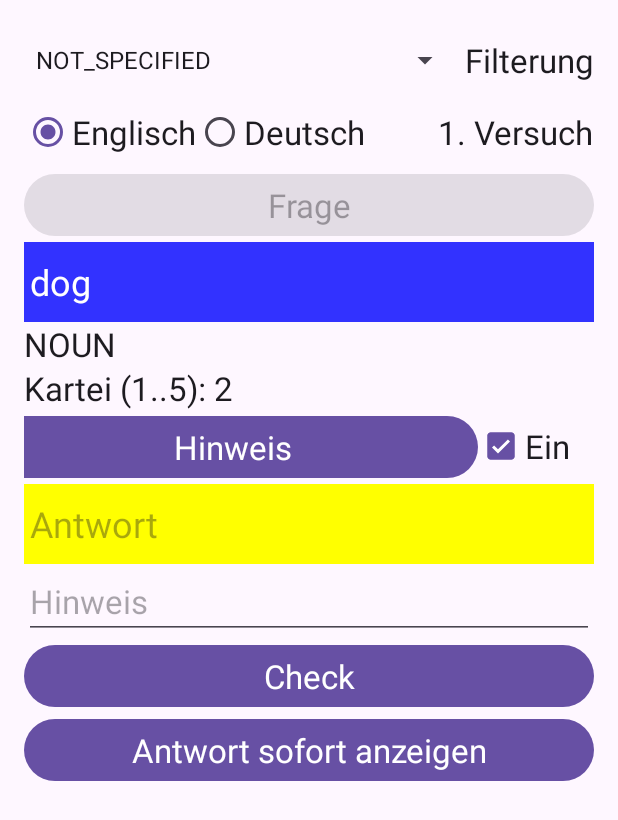
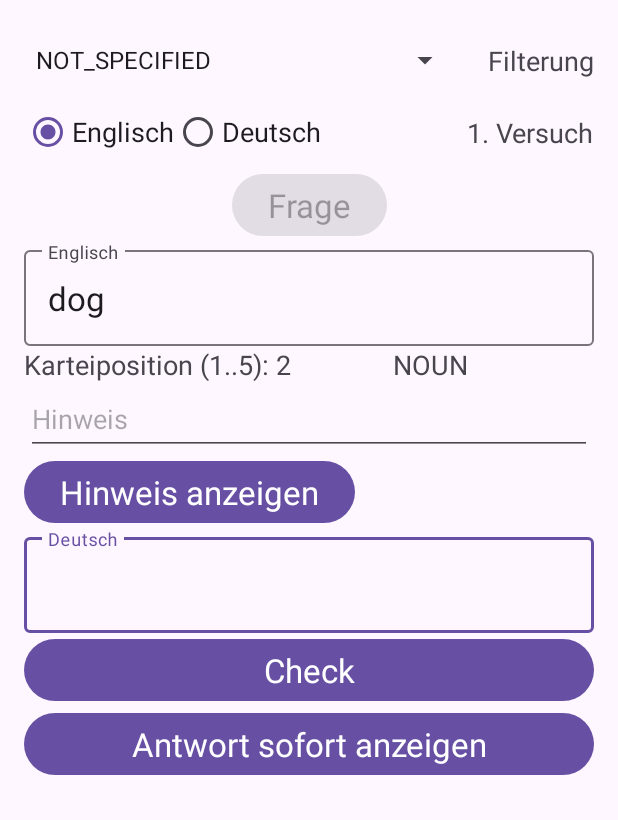
Before and after one commit to KolaSiro/TeachUSelf, an Android app: the AbfragenActivity screen opened directly, with no data from a screen before it, after a tap on "Frage", on a phone screen of 412 x 824 dp. Shown: the top 820 px of the screen. Run offline under Robolectric (Android 15) with nearby library versions, the phone set to English and light mode, and no system bars; 3 other taps on this screen came first.

Commit message:
Mehrzeilig für Fragen und Antworten implementiert. Standardfarben der App verwendet. CheckBox Hinweis einschalten entfernt. Import Zähler eingebaut.

```diff
--- a/app/build.gradle.kts
+++ b/app/build.gradle.kts
@@ -11,7 +11,7 @@ android {
         minSdk = 34
         targetSdk = 34
         versionCode = 1
-        versionName = "1.1"
+        versionName = "1.2"
 
         testInstrumentationRunner = "androidx.test.runner.AndroidJUnitRunner"
     }
--- a/app/src/main/java/com/example/tys/AbfragenActivity.java
+++ b/app/src/main/java/com/example/tys/AbfragenActivity.java
@@ -6,12 +6,13 @@ import android.os.Bundle;
 import android.view.View;
 import android.widget.AdapterView;
 import android.widget.Button;
-import android.widget.CheckBox;
 import android.widget.EditText;
 import android.widget.RadioButton;
 import android.widget.Spinner;
 import android.widget.TextView;
 import android.widget.Toast;
+
+import com.google.android.material.textfield.TextInputEditText;
 
 import androidx.activity.EdgeToEdge;
 import androidx.appcompat.app.AppCompatActivity;
@@ -31,10 +32,10 @@ public class AbfragenActivity extends AppCompatActivity
     private Button btnHinweis = null;
     private Button btnFrage = null;
     private Button btnAntwortAnzeigen = null;
-    private CheckBox cbHinweisEin = null;
     private EditText edAntwort ;
     private TextView tvVersuche;
     private TextView tvHinweis1;
+    private TextView tvRichtigFalsch;
     private Integer nVersuche = 0;
     private Spinner spWortArtFilter = null;
     DbConnection db = null;
@@ -56,10 +57,7 @@ public class AbfragenActivity extends AppCompatActivity
         rbDeutsch = findViewById(R.id.rbDeutsch);
         rbEnglisch.setClickable(true);
         rbDeutsch.setClickable(false);
-        cbHinweisEin = findViewById(R.id.cbHinweisEin);
-
         edAntwort =  findViewById(R.id.edAntwort);
-        edAntwort.setTextColor(Color.BLACK);
         btnFrage = findViewById(R.id.btnFrage);
         btnFrage.setEnabled(false);
         btnCheck = findViewById(R.id.btnCheck);
@@ -70,6 +68,8 @@ public class AbfragenActivity extends AppCompatActivity
         btnAntwortAnzeigen.setEnabled(false);
         tvVersuche = findViewById(R.id.tvAnzahVersuche);
         tvHinweis1 = findViewById(R.id.tvFrageHinweis);
+        tvRichtigFalsch = findViewById(R.id.tvRichtigFalsch);
+        tvRichtigFalsch.setText("");
         spWortArtFilter = findViewById(R.id.spFilterFrage);
 
         SharedPreferences sharedPreferences = getSharedPreferences("MyAppPreferences", MODE_PRIVATE);
@@ -132,7 +132,9 @@ public class AbfragenActivity extends AppCompatActivity
 
     public void onFrage(View view)
     {
+        tvRichtigFalsch.setText("");
         btnFrage.setEnabled(false);
+        btnHinweis.setEnabled(true);
 
         item = db.getOneDataSetFromWordArt(this);
 
@@ -147,17 +149,13 @@ public class AbfragenActivity extends AppCompatActivity
         nVersuche = 1;
         tvVersuche.setText( nVersuche + ". Versuch");
 
-        EditText edFrage =  findViewById(R.id.edFrageWort);
-        edFrage.setBackgroundColor(Color.argb(255, 50, 50, 255));
-        edFrage.setTextColor(Color.WHITE);
-        edAntwort.setBackgroundColor(Color.YELLOW);
-        edAntwort.setTextColor(Color.BLACK);
+        TextInputEditText edFrage =  findViewById(R.id.textInputEditTextError);
         edAntwort.setText("");
         edAntwort.requestFocus();
 
         TextView tvPosition =  findViewById(R.id.tvPosition);
 
-        tvPosition.setText("Kartei (1..5): " + item.getFragePos());
+        tvPosition.setText("Karteiposition (1..5): " + item.getFragePos());
 
         if ( rbEnglisch.isChecked() )
         {
@@ -201,12 +199,9 @@ public class AbfragenActivity extends AppCompatActivity
         String sLoesungNonCapital = sLoesung.toLowerCase();
         if ( sLoesungNonCapital.indexOf(sAntw.toLowerCase()) >= 0 && !sAntw.equals(""))
         {
-            edAntwort.setBackgroundColor(Color.GREEN);
+            tvRichtigFalsch.setText("RICHTIG");
+            tvRichtigFalsch.setTextColor(Color.GREEN);
             btnCheck.setEnabled(false);
-            if (cbHinweisEin.isChecked() == false)
-            {
-                btnHinweis.setEnabled(false);
-            }
             btnAntwortAnzeigen.setEnabled(false);
             btnFrage.setEnabled(true);
 
@@ -234,7 +229,8 @@ public class AbfragenActivity extends AppCompatActivity
         }
         else
         {
-            edAntwort.setBackgroundColor(Color.RED);
+            tvRichtigFalsch.setText("FALSCH");
+            tvRichtigFalsch.setTextColor(Color.RED);
             nVersuche += 1;
             tvVersuche.setText( nVersuche + ". Versuch");
             if ( nVersuche > 2)
@@ -248,17 +244,13 @@ public class AbfragenActivity extends AppCompatActivity
             item.setFragePos(2);
             nReturn = db.update(this, item);
             btnCheck.setEnabled(false);
-            if (cbHinweisEin.isChecked() == false)
-            {
-                btnHinweis.setEnabled(false);
-            }
             btnFrage.setEnabled(false);
         }
 
         // Update testen
         if (nReturn < 1)
         {
-            Toast.makeText(this, "Update Position failed", Toast.LENGTH_LONG).show();
+            Toast.makeText(this, "Frageposition: " + item.getFragePos(), Toast.LENGTH_LONG).show();
         }
     }
 
@@ -273,13 +265,20 @@ public class AbfragenActivity extends AppCompatActivity
         {
             tvHinweis1.setText(item.getHint2() == null ? "" : item.getHint2());
         }
+        if (nVersuche <5)
+        {
+            nVersuche++;
+            tvVersuche.setText( nVersuche + ". Versuch");
+        }
+        btnHinweis.setEnabled(false);
     }
 
     // Benutzer ist ungeduldig und will sofort die Antwort sehen
     public void onAntwortSofortAnzeigen(View view)
     {
+        tvRichtigFalsch.setText("");
         TextView tvPosition = findViewById(R.id.tvPosition);
-        tvPosition.setText(item.getFragePos().toString() == null ? "Kartei (1..5): " : "Kartei (1..5): " + item.getFragePos().toString());
+        tvPosition.setText(item.getFragePos().toString() == null ? "Karteiposition (1..5): " : "Karteiposition (1..5): " + item.getFragePos().toString());
 
         if (item.getFragePos() < 5)
         {
@@ -297,19 +296,12 @@ public class AbfragenActivity extends AppCompatActivity
             edAntwort.setText(item.getWort2());
             tvHinweis1.setText(item.getHint2() == null ? "" : item.getHint2());
         }
+
         db.update(this, item);
 
         btnCheck.setEnabled(false);
-        if (cbHinweisEin.isChecked())
-        {
-            btnHinweis.setEnabled(true);
-        }
         btnFrage.setEnabled(true);
         btnAntwortAnzeigen.setEnabled(false);
     }
 
-    public void onHinweisEinschalten(View view)
-    {
-            btnHinweis.setEnabled( cbHinweisEin.isChecked() ? true : false);
-    }
 }
--- a/app/src/main/java/com/example/tys/MainActivity.java
+++ b/app/src/main/java/com/example/tys/MainActivity.java
@@ -232,19 +232,22 @@ public class MainActivity extends AppCompatActivity
 
 
 
-    /** Daten von CSV-File in DB importieren
+    /** Daten von CSV-File in DB importieren.
+     * 16.12.24 Counter for User added
      * @param inputStream Importstring im CSV-Format. Semicolon seperated
      * @return Datenstring
      */
     public String readTextFromInputStream(InputStream inputStream)
     {
         DbConnection db = DbConnection.getInstance(this);
+        int nCounter = 0;
 
         StringBuilder result = new StringBuilder();
         try (BufferedReader reader = new BufferedReader(new InputStreamReader(inputStream, StandardCharsets.UTF_8)))
         {
             Boolean bFirstLine = true;
             String line;
+
             while ((line = reader.readLine()) != null)
             {
                 // CR/LF anhaengen am Schluss der Zeile
@@ -282,6 +285,7 @@ public class MainActivity extends AppCompatActivity
                     try
                     {
                         db.insert(this, daten);
+                        nCounter++;
                     }
                     catch (Exception ex)
                     {
@@ -297,6 +301,7 @@ public class MainActivity extends AppCompatActivity
             Toast.makeText(this, "Error-Datenimport: " + ex.getMessage(), Toast.LENGTH_SHORT).show();
             ex.printStackTrace();
         }
+        Toast.makeText(this, nCounter +  " added" , Toast.LENGTH_LONG).show();
         return result.toString();
     }
 
--- a/app/src/main/res/layout/activity_abfragen.xml
+++ b/app/src/main/res/layout/activity_abfragen.xml
@@ -8,6 +8,19 @@
     android:layout_margin="16dp"
     android:background="@android:color/transparent"
     tools:context=".AbfragenActivity">
+
+    <Button
+        android:id="@+id/btnFrage"
+        android:layout_width="wrap_content"
+        android:layout_height="wrap_content"
+
+        android:onClick="onFrage"
+        android:text="Frage"
+        android:textAppearance="@style/TextAppearance.AppCompat.Large"
+
+        app:layout_constraintEnd_toEndOf="parent"
+        app:layout_constraintStart_toStartOf="parent"
+        app:layout_constraintTop_toBottomOf="@+id/rgrpEnglischDeutsch" />
 
     <Button
         android:id="@+id/btnAntwortSofortAnzeigen"
@@ -21,6 +34,7 @@
         app:layout_constraintStart_toStartOf="parent"
         app:layout_constraintTop_toBottomOf="@+id/btnCheck" />
 
+
     <Button
         android:id="@+id/btnCheck"
         android:layout_width="0dp"
@@ -31,80 +45,53 @@
         app:layout_constraintEnd_toEndOf="parent"
         app:layout_constraintHorizontal_bias="0.0"
         app:layout_constraintStart_toStartOf="parent"
-        app:layout_constraintTop_toBottomOf="@+id/tvFrageHinweis" />
+        app:layout_constraintTop_toBottomOf="@+id/edAntwortLayout" />
+
 
     <Button
         android:id="@+id/btnHinweisAnzeigen"
-        android:layout_width="326dp"
+        android:layout_width="wrap_content"
         android:layout_height="wrap_content"
         android:onClick="onHinweisClicked"
-        android:text="Hinweis"
+        android:text="Hinweis anzeigen"
         android:textAppearance="@style/TextAppearance.AppCompat.Large"
-        app:layout_constraintEnd_toStartOf="@+id/cbHinweisEin"
-        app:layout_constraintHorizontal_bias="1.0"
+        app:layout_constraintStart_toStartOf="parent"
+        app:layout_constraintTop_toBottomOf="@+id/tvFrageHinweis" />
+
+
+    <com.google.android.material.textfield.TextInputLayout
+        android:id="@+id/edAntwortLayout"
+        style="@style/Widget.Material3.TextInputLayout.OutlinedBox"
+        android:layout_width="match_parent"
+        android:layout_height="wrap_content"
+        android:hint="Deutsch"
+        app:layout_constraintEnd_toEndOf="parent"
+        app:layout_constraintHorizontal_bias="0.0"
+        app:layout_constraintStart_toStartOf="parent"
+        app:layout_constraintTop_toBottomOf="@+id/btnHinweisAnzeigen">
+
+        <com.google.android.material.textfield.TextInputEditText
+            android:id="@+id/edAntwort"
+            android:layout_width="match_parent"
+            android:layout_height="wrap_content"
+            android:textAppearance="@style/TextAppearance.AppCompat.Large" />
+
+    </com.google.android.material.textfield.TextInputLayout>
+
+
+    <EditText
+        android:id="@+id/tvFrageHinweis"
+        android:layout_width="377dp"
+        android:layout_height="48dp"
+        android:hint="Hinweis"
+        android:inputType="textMultiLine"
+        android:textAppearance="@style/TextAppearance.AppCompat.Medium"
+        app:layout_constraintEnd_toEndOf="parent"
         app:layout_constraintStart_toStartOf="parent"
         app:layout_constraintTop_toBottomOf="@+id/tvPosition" />
 
-    <Button
-        android:id="@+id/btnFrage"
-        android:layout_width="0dp"
-        android:layout_height="wrap_content"
-        android:onClick="onFrage"
-        android:text="Frage"
-        android:textAppearance="@style/TextAppearance.AppCompat.Large"
-        app:layout_constraintEnd_toEndOf="parent"
-        app:layout_constraintHorizontal_bias="0.0"
-        app:layout_constraintStart_toStartOf="parent"
-        app:layout_constraintTop_toBottomOf="@+id/rgrpEnglischDeutsch" />
 
-    <CheckBox
-        android:id="@+id/cbHinweisEin"
-        android:layout_width="wrap_content"
-        android:layout_height="wrap_content"
-        android:layout_marginEnd="16dp"
-        android:onClick="onHinweisEinschalten"
-        android:text="Ein"
-        android:textAppearance="@style/TextAppearance.AppCompat.Large"
-        app:layout_constraintEnd_toEndOf="parent"
-        app:layout_constraintTop_toBottomOf="@+id/tvPosition" />
 
-    <EditText
-        android:id="@+id/edFrageWort"
-        android:layout_width="0dp"
-        android:layout_height="wrap_content"
-        android:ems="10"
-        android:hint="Frage"
-        android:inputType="text"
-        android:textSize="24sp"
-        app:layout_constraintEnd_toEndOf="parent"
-        app:layout_constraintHorizontal_bias="1.0"
-        app:layout_constraintStart_toStartOf="parent"
-        app:layout_constraintTop_toBottomOf="@+id/btnFrage" />
-
-    <EditText
-        android:id="@+id/edAntwort"
-        android:layout_width="0dp"
-        android:layout_height="wrap_content"
-        android:ems="10"
-        android:hint="Antwort"
-        android:inputType="text"
-        android:textSize="24sp"
-        app:layout_constraintEnd_toEndOf="parent"
-        app:layout_constraintHorizontal_bias="0.0"
-        app:layout_constraintStart_toStartOf="parent"
-        app:layout_constraintTop_toBottomOf="@+id/btnHinweisAnzeigen" />
-
-    <EditText
-        android:id="@+id/tvFrageHinweis"
-        android:layout_width="0dp"
-        android:layout_height="wrap_content"
-        android:hint="Hinweis"
-        android:inputType="textMultiLine"
-        android:textAppearance="@style/TextAppearance.AppCompat.Large"
-        app:layout_constraintEnd_toEndOf="parent"
-        app:layout_constraintHorizontal_bias="0.0"
-        app:layout_constraintStart_toStartOf="parent"
-        app:layout_constraintTop_toBottomOf="@+id/edAntwort" />
 
     <RadioGroup
         android:id="@+id/rgrpEnglischDeutsch"
@@ -121,7 +108,7 @@
             android:checked="true"
             android:onClick="onSpacheGewaehlt"
             android:text="Englisch"
-            android:textAppearance="@style/TextAppearance.AppCompat.Large"
+            android:textAppearance="@style/TextAppearance.AppCompat.Medium"
             tools:layout_editor_absoluteX="-1dp"
             tools:layout_editor_absoluteY="45dp" />
 
@@ -132,7 +119,7 @@
             android:enabled="true"
             android:onClick="onSpacheGewaehlt"
             android:text="Deutsch"
-            android:textAppearance="@style/TextAppearance.AppCompat.Large"
+            android:textAppearance="@style/TextAppearance.AppCompat.Medium"
             android:visibility="visible"
             tools:layout_editor_absoluteX="129dp"
             tools:layout_editor_absoluteY="54dp" />
@@ -146,52 +133,87 @@
         android:layout_height="48dp"
         android:entries="@array/wordarten"
         android:spinnerMode="dropdown"
-        app:layout_constraintEnd_toStartOf="@+id/tvFilterFrage"
+
         app:layout_constraintHorizontal_bias="0.0"
         app:layout_constraintStart_toStartOf="parent"
         app:layout_constraintTop_toTopOf="parent" />
+
+
+    <TextView
+        android:id="@+id/tvFilterFrage"
+        android:layout_width="wrap_content"
+        android:layout_height="wrap_content"
+        android:text="Filterung"
+        android:textAppearance="@style/TextAppearance.AppCompat.Medium"
+
+        app:layout_constraintBottom_toBottomOf="@+id/spFilterFrage"
+        app:layout_constraintEnd_toEndOf="parent"
+        app:layout_constraintTop_toTopOf="parent" />
+
+    <TextView
+        android:id="@+id/tvAnzahVersuche"
+        android:layout_width="wrap_content"
+        android:layout_height="wrap_content"
+        android:text="1. Versuch"
+        android:textAppearance="@style/TextAppearance.AppCompat.Medium"
+        app:layout_constraintBottom_toBottomOf="@+id/rgrpEnglischDeutsch"
+        app:layout_constraintEnd_toEndOf="parent"
+        app:layout_constraintHorizontal_bias="1"
+        app:layout_constraintStart_toEndOf="@+id/rgrpEnglischDeutsch"
+        app:layout_constraintTop_toBottomOf="@+id/spFilterFrage" />
+
+
+    <TextView
+        android:id="@+id/tvWortArtAbfrage"
+        android:layout_width="wrap_content"
+        android:layout_height="wrap_content"
+        android:hint="WordArt"
+        android:textAppearance="@style/TextAppearance.AppCompat.Medium"
+        app:layout_constraintBottom_toTopOf="@+id/tvFrageHinweis"
+        app:layout_constraintEnd_toEndOf="parent"
+        app:layout_constraintStart_toEndOf="@+id/tvPosition"
+        app:layout_constraintTop_toBottomOf="@+id/textInputLayoutError" />
 
     <TextView
         android:id="@+id/tvPosition"
         android:layout_width="0dp"
         android:layout_height="wrap_content"
         android:hint="Kartei"
-        android:textAppearance="@style/TextAppearance.AppCompat.Large"
-        app:layout_constraintEnd_toEndOf="parent"
+        android:textAppearance="@style/TextAppearance.AppCompat.Medium"
         app:layout_constraintStart_toStartOf="parent"
-        app:layout_constraintTop_toBottomOf="@+id/tvWortArtAbfrage" />
+        app:layout_constraintTop_toBottomOf="@+id/textInputLayoutError" />
+
+    <com.google.android.material.textfield.TextInputLayout
+        android:id="@+id/textInputLayoutError"
+        style="@style/Widget.Material3.TextInputLayout.OutlinedBox"
+        android:clickable="false"
+        android:focusable="false"
+        android:layout_width="match_parent"
+        android:layout_height="wrap_content"
+        android:hint="Englisch"
+        app:layout_constraintTop_toBottomOf="@+id/btnFrage">
+
+        <com.google.android.material.textfield.TextInputEditText
+            android:id="@+id/textInputEditTextError"
+            android:layout_width="match_parent"
+            android:layout_height="wrap_content"
+            android:clickable="false"
+            android:focusable="false"
+
+            android:textAppearance="@style/TextAppearance.AppCompat.Large" />
+
+    </com.google.android.material.textfield.TextInputLayout>
 
     <TextView
-        android:id="@+id/tvAnzahVersuche"
+        android:id="@+id/tvRichtigFalsch"
         android:layout_width="wrap_content"
         android:layout_height="wrap_content"
-        android:text="1. Versuch"
-        android:textAppearance="@style/TextAppearance.AppCompat.Large"
-        app:layout_constraintBottom_toTopOf="@+id/btnFrage"
+        android:text="falschOder Richtig"
+        android:textAppearance="@style/TextAppearance.AppCompat.Medium"
+        app:layout_constraintBottom_toTopOf="@+id/edAntwortLayout"
         app:layout_constraintEnd_toEndOf="parent"
-        app:layout_constraintHorizontal_bias="1"
-        app:layout_constraintStart_toEndOf="@+id/rgrpEnglischDeutsch"
-        app:layout_constraintTop_toBottomOf="@+id/spFilterFrage" />
-
-    <TextView
-        android:id="@+id/tvFilterFrage"
-        android:layout_width="wrap_content"
-        android:layout_height="wrap_content"
-        android:text="Filterung"
-        android:textAppearance="@style/TextAppearance.AppCompat.Large"
-        app:layout_constraintBottom_toTopOf="@+id/rgrpEnglischDeutsch"
-        app:layout_constraintEnd_toEndOf="parent"
-        app:layout_constraintTop_toTopOf="parent" />
-
-    <TextView
-        android:id="@+id/tvWortArtAbfrage"
-        android:layout_width="0dp"
-        android:layout_height="wrap_content"
-        android:hint="Wortart"
-        android:textAppearance="@style/TextAppearance.AppCompat.Large"
-        app:layout_constraintEnd_toEndOf="parent"
-        app:layout_constraintStart_toStartOf="parent"
-        app:layout_constraintTop_toBottomOf="@+id/edFrageWort" />
+        app:layout_constraintStart_toEndOf="@+id/btnHinweisAnzeigen"
+        app:layout_constraintTop_toBottomOf="@+id/tvFrageHinweis" />
 
 
 </androidx.constraintlayout.widget.ConstraintLayout>
```
